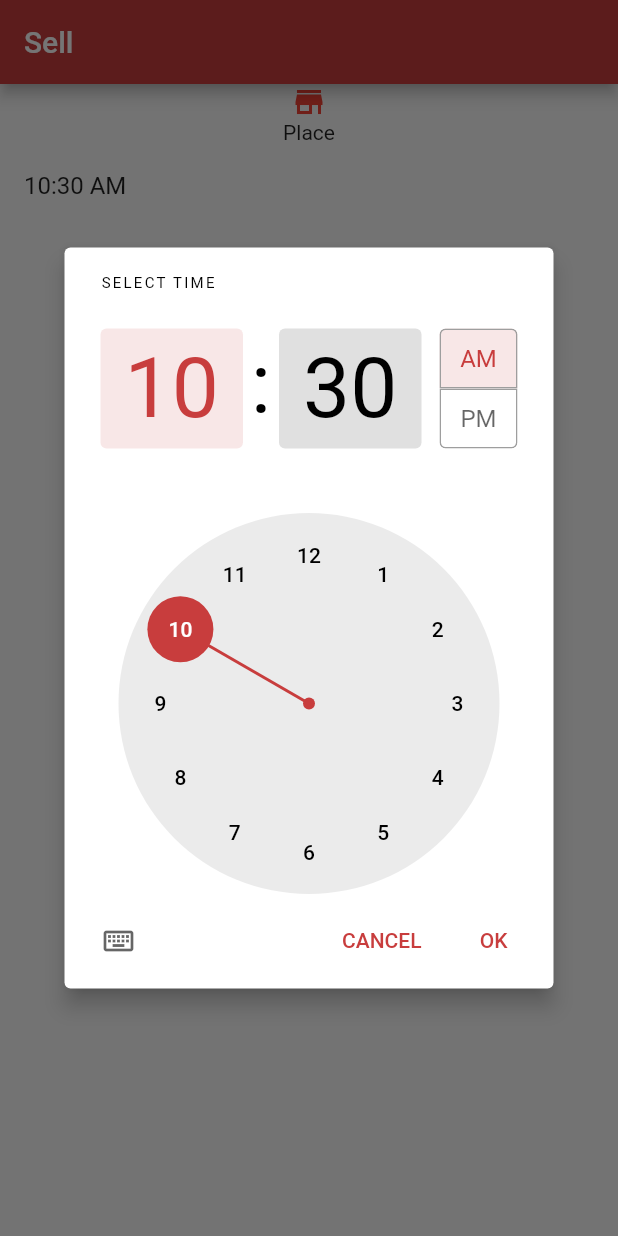
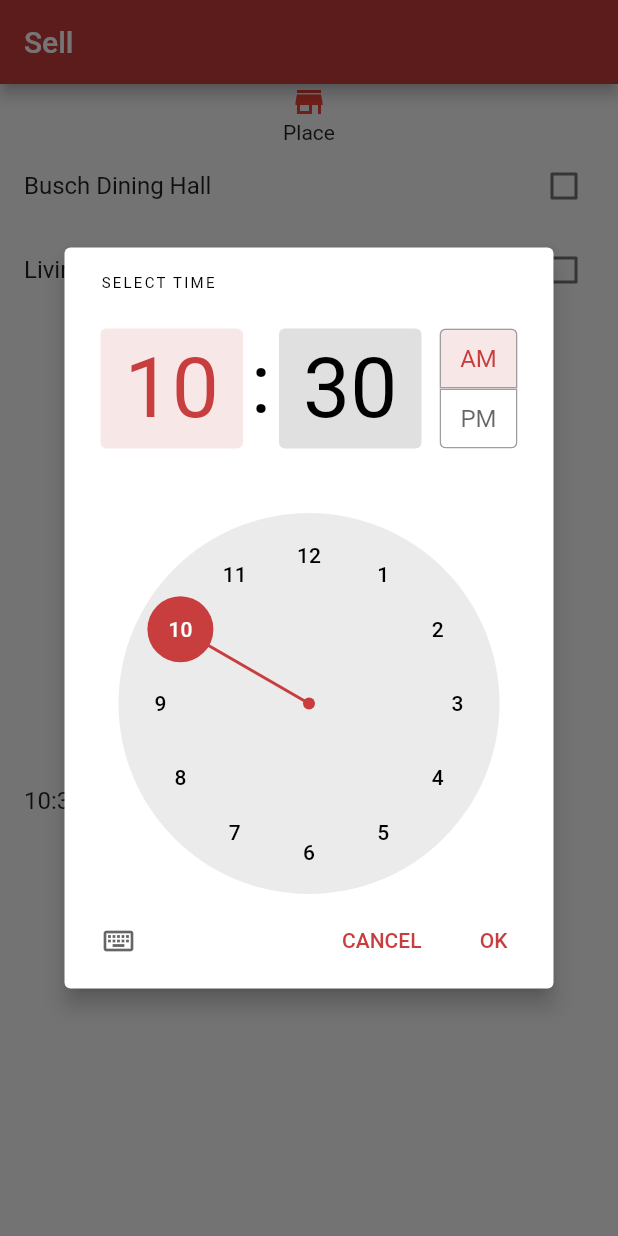
Before and after one commit to SoPat712/RUSwipeShare, a Flutter app: the SellScreen screen opened directly, after a tap on an icon or button, on a phone screen of 412 x 824 dp. Run offline on Flutter 3.47's test engine with Material 2 defaults, Android fonts, the phone set to English and light mode, and no system bars; our stand-ins replace firebase_auth, firebase_core, flutter_credit_card, persistent_bottom_nav_bar; missing offline and left inert: flutterfire_ui; accounts and stored records are empty.

Commit message:
sell fixes

```diff
--- a/lib/sell.dart
+++ b/lib/sell.dart
@@ -8,9 +8,25 @@ class SellScreen extends StatefulWidget {
 }
 
 class _SellScreenState extends State<SellScreen> {
+  Map<String, bool> values = {
+    'Busch Dining Hall': false,
+    'Livingston Dining Hall': false,
+    'Brower Dining Hall': false,
+    'Neilson Dining Hall': false,
+    'Cafe West': false,
+    'Cook Cafe': false,
+    'Douglass Cafe': false,
+    'Harvest INFH': false,
+    'Kilmer\'s Market': false,
+    'College Ave Dining Hall': false,
+    'Red Pine Pizza': false,
+    'Rock Cafe': false,
+    'Sbarro': false,
+    'Woody\'s Cafe': false,
+  };
   @override
   Widget build(BuildContext context) {
-    TimeOfDay _time = TimeOfDay.now();
+    TimeOfDay time = TimeOfDay.now();
     return Scaffold(
       appBar: AppBar(
         title: const Text('Sell'),
@@ -21,23 +37,39 @@ class _SellScreenState extends State<SellScreen> {
         children: [
           Icon(Icons.store_mall_directory, color: Colors.red),
           const Text('Place'),
-          ListTile(
-            title: Text(_time.format(context)),
-            onTap: () {
-              Future<TimeOfDay?> selectedTime = showTimePicker(
-                context: context,
-                initialTime: _time,
-              );
-              setState(() {
-                selectedTime.then((value) => _time = value!);
-                _time = TimeOfDay(hour: 10, minute: 00);
-              });
-            },
+          ConstrainedBox(
+            constraints: BoxConstraints.expand(height: 100),
+            child: ListView(
+              children: values.keys.map((String key) {
+                return CheckboxListTile(
+                  title: Text(key),
+                  value: values[key],
+                  onChanged: (bool? value) {
+                    setState(() {
+                      values[key] = value!;
+                    });
+                  },
+                );
+              }).toList(),
+            ),
           ),
           LocationDropdown(),
           Icon(Icons.access_time, color: Colors.red),
           Expanded(
             child: const Text('Time'),
+          ),
+          ListTile(
+            title: Text(time.format(context)),
+            onTap: () {
+              Future<TimeOfDay?> selectedTime = showTimePicker(
+                context: context,
+                initialTime: time,
+              );
+              setState(() {
+                selectedTime.then((value) => time = value!);
+                time = TimeOfDay(hour: 10, minute: 00);
+              });
+            },
           ),
           Icon(Icons.attach_money, color: Colors.red),
           Expanded(
@@ -49,13 +81,7 @@ class _SellScreenState extends State<SellScreen> {
   }
 }
 
-const List<String> list = <String>[
-  'Brower',
-  'BDH',
-  'LDH',
-  'Neilson',
-  'Woody\'s'
-];
+const List<String> list = <String>['Brower', 'BDH', 'LDH', 'Neilson', 'Woody\'s'];
 
 class LocationDropdown extends StatefulWidget {
   const LocationDropdown({super.key});
```
